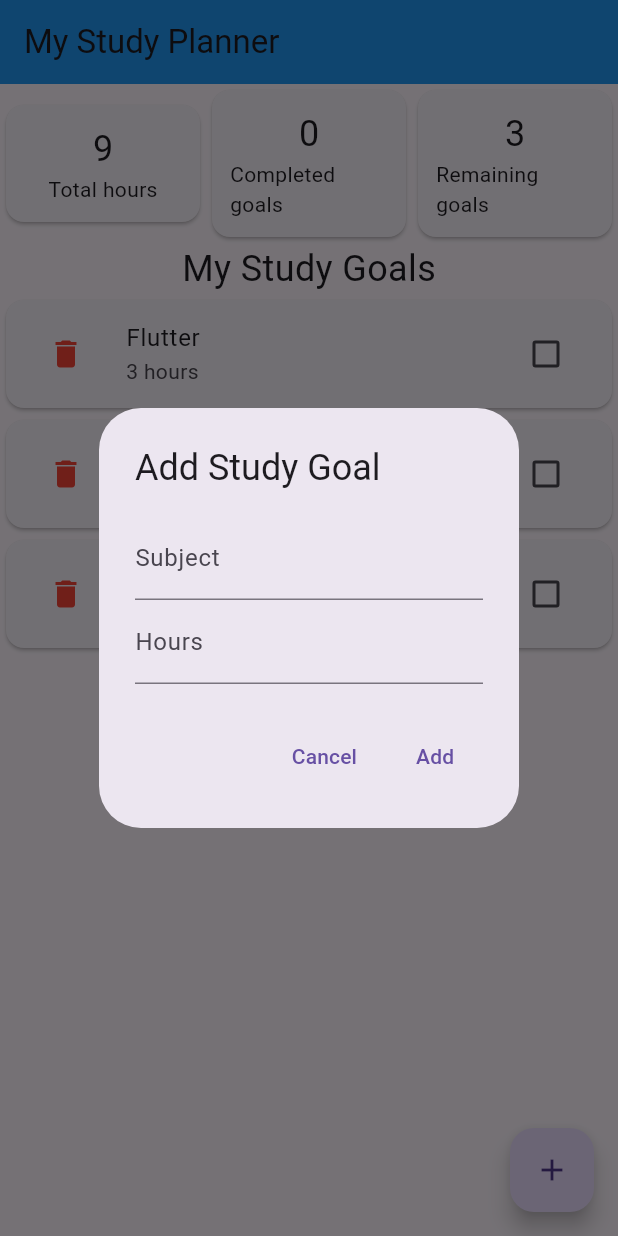
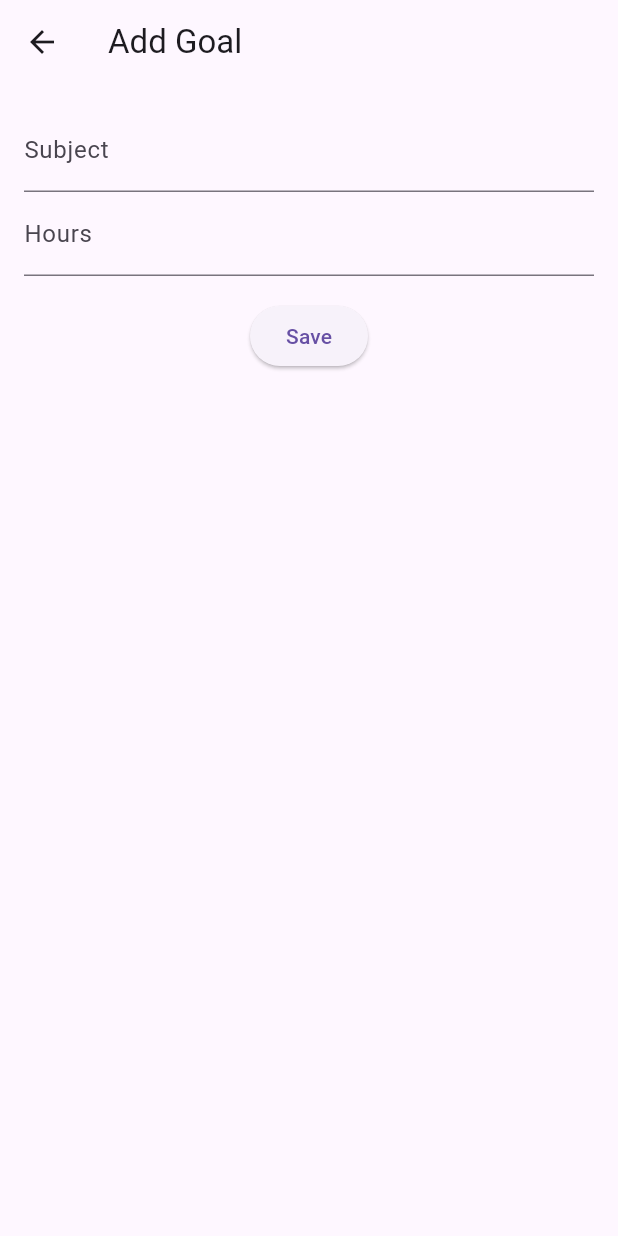
Before and after one commit to mu099180-create/group-19-study-planner, a Flutter app: the screen it shows after launch, after a tap on the "add" icon, on a phone screen of 412 x 824 dp. Run offline on Flutter 3.47's test engine with Material 3 defaults, Android fonts, the phone set to English and light mode, and no system bars.

Commit message:
Phase 4: AddGoalScreen with validation

```diff
--- a/lib/main.dart
+++ b/lib/main.dart
@@ -134,63 +134,97 @@ class _StudyPlannerState extends State<StudyPlanner> {
       ),
       // DYNAMIC: Add button
       floatingActionButton: FloatingActionButton(
-        onPressed: () {
-          String subject = '';
-          String studyHours = '';
-
-          showDialog(
-            context: context,
-            builder: (context) {
-              return AlertDialog(
-                title: const Text('Add Study Goal'),
-                content: Column(
-                  mainAxisSize: MainAxisSize.min,
-                  children: [
-                    TextField(
-                      decoration: const InputDecoration(labelText: 'Subject'),
-                      onChanged: (value) {
-                        subject = value;
-                      },
-                    ),
-                    TextField(
-                      decoration: const InputDecoration(labelText: 'Hours'),
-                      keyboardType: TextInputType.number,
-                      onChanged: (value) {
-                        studyHours = value;
-                      },
-                    ),
-                  ],
-                ),
-                actions: [
-                  TextButton(
-                    onPressed: () {
-                      Navigator.pop(context);
-                    },
-                    child: const Text('Cancel'),
-                  ),
-                  TextButton(
-                    onPressed: () {
-                      if (subject.trim().isNotEmpty &&
-                          (int.tryParse(studyHours) ?? 0) > 0) {
-                        setState(() {
-                          goals.add({
-                            'subject': subject.trim(),
-                            'hours': int.parse(studyHours),
-                            'done': false,
-                          });
-                        });
-                        Navigator.pop(context);
-                      }
-                    },
-                    child: const Text('Add'),
-                  ),
-                ],
-              );
-            },
+        onPressed: () async {
+          final result = await Navigator.push<Map<String, dynamic>>(
+            context,
+            MaterialPageRoute(builder: (context) => const AddGoalScreen()),
           );
+          if (result != null) {
+            setState(() {
+              goals.add(result);
+            });
+          }
         },
         child: const Icon(Icons.add),
       ),
     );
   }
 }
+
+// STATIC: second screen for adding a goal
+class AddGoalScreen extends StatefulWidget {
+  const AddGoalScreen({super.key});
+
+  @override
+  State<AddGoalScreen> createState() => _AddGoalScreenState();
+}
+
+class _AddGoalScreenState extends State<AddGoalScreen> {
+  // LOGIC: text controllers and error messages
+  final TextEditingController subjectController = TextEditingController();
+  final TextEditingController hoursController = TextEditingController();
+  String? subjectError;
+  String? hoursError;
+
+  // LOGIC: validate, then return the new goal with Navigator.pop
+  void saveGoal() {
+    final String subject = subjectController.text.trim();
+    final int? hours = int.tryParse(hoursController.text.trim());
+
+    setState(() {
+      subjectError = subject.isEmpty ? 'Subject must not be empty' : null;
+      hoursError = (hours == null || hours <= 0)
+          ? 'Hours must be a number greater than 0'
+          : null;
+    });
+
+    if (subjectError == null && hoursError == null) {
+      Navigator.pop(context, {
+        'subject': subject,
+        'hours': hours!,
+        'done': false,
+      });
+    }
+  }
+
+  // LOGIC: dispose the controllers when the screen closes
+  @override
+  void dispose() {
+    subjectController.dispose();
+    hoursController.dispose();
+    super.dispose();
+  }
+
+  @override
+  Widget build(BuildContext context) {
+    return Scaffold(
+      // STATIC: App bar
+      appBar: AppBar(title: const Text('Add Goal')),
+      body: Padding(
+        padding: const EdgeInsets.all(16),
+        child: Column(
+          children: [
+            TextField(
+              controller: subjectController,
+              decoration: InputDecoration(
+                labelText: 'Subject',
+                errorText: subjectError,
+              ),
+            ),
+            TextField(
+              controller: hoursController,
+              keyboardType: TextInputType.number,
+              decoration: InputDecoration(
+                labelText: 'Hours',
+                errorText: hoursError,
+              ),
+            ),
+            const SizedBox(height: 16),
+            // CONNECTION: Save button calls saveGoal
+            ElevatedButton(onPressed: saveGoal, child: const Text('Save')),
+          ],
+        ),
+      ),
+    );
+  }
+}
```
Also changed, not shown: 5 other files.
